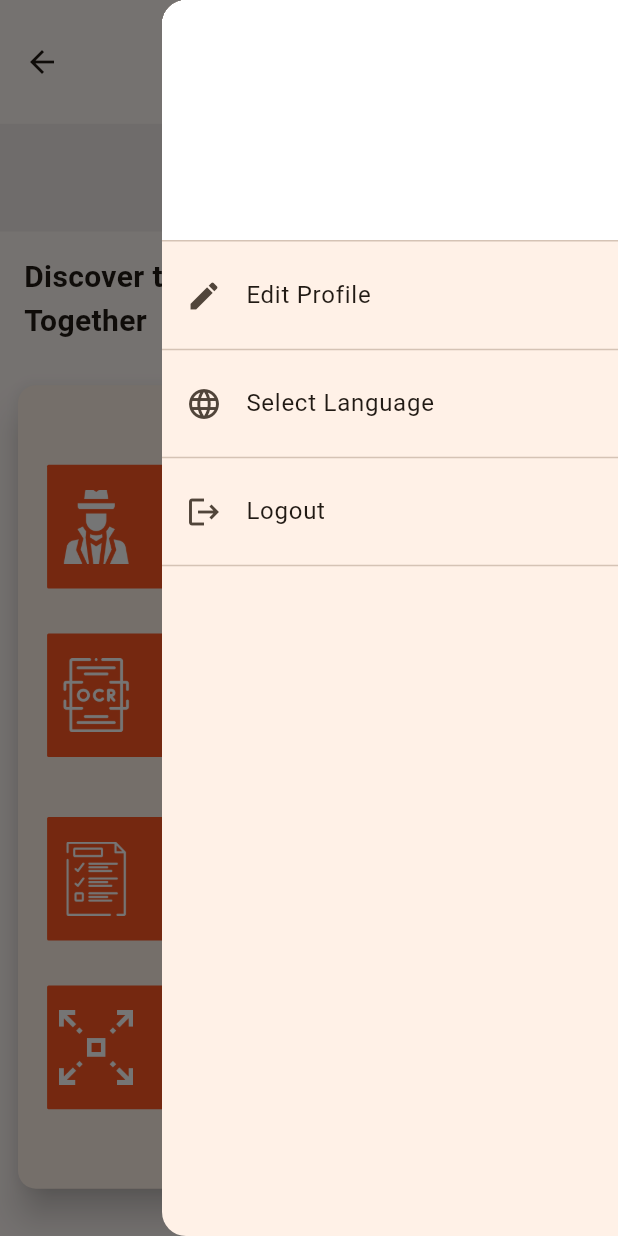
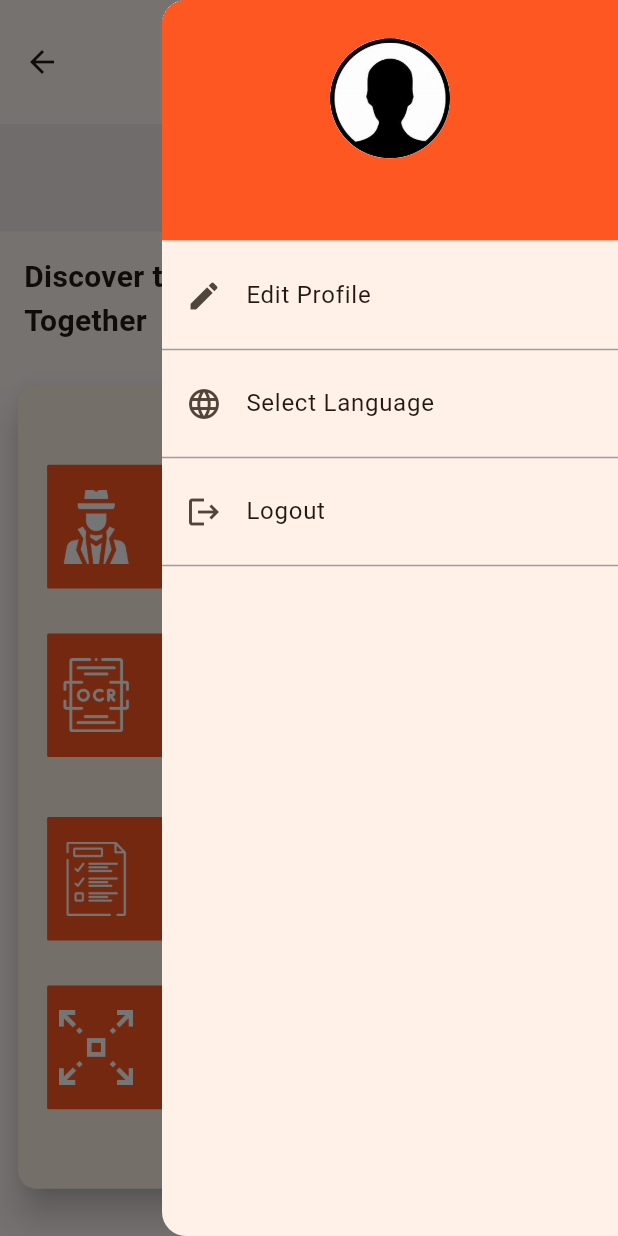
Before and after one commit to Hashir-Nadeem/blindcompanion, a Flutter app: the MyBlindScreen screen opened directly, with the side drawer open, on a phone screen of 412 x 824 dp. Run offline on Flutter 3.47's test engine with Material 2 defaults, Android fonts, the phone set to English and light mode, and no system bars; our stand-ins replace camera, countup, firebase_auth, firebase_core, flutter_tts, fluttertoast and 7 more; missing offline and left inert: google_mlkit_text_recognition, translator; accounts and stored records are empty.

```diff
--- a/lib/screens/blind_main_screen.dart
+++ b/lib/screens/blind_main_screen.dart
@@ -51,6 +51,10 @@ class _MyBlindScreenState extends State<MyBlindScreen> {
         child: Column(
           children: [
             ListTile(
+              title: Text(
+                _user!.displayName.toString().toUpperCase(),
+                style: TextStyle(fontWeight: FontWeight.w600, fontSize: 18),
+              ),
               titleTextStyle: const TextStyle(color: Colors.deepOrange),
               subtitle: Text(
                 _user!.email.toString(),
@@ -191,41 +195,68 @@ class _MyBlindScreenState extends State<MyBlindScreen> {
           padding: EdgeInsets.zero,
           children: <Widget>[
             DrawerHeader(
-              decoration: const BoxDecoration(
-                color: Colors.white,
+              decoration: BoxDecoration(
+                color: Colors.deepOrange, // Customize the background color
               ),
               child: Column(
+                mainAxisAlignment: MainAxisAlignment.center,
                 children: [
+                  CircleAvatar(
+                    radius: 40,
+                    backgroundImage: AssetImage(
+                      'images/profile.jpg', // Replace with your image URL
+                    ),
+                  ),
+                  SizedBox(height: 10),
                   Text(
-                    _user!.email.toString(),
-                    style: const TextStyle(
-                      color: Colors.black,
+                    _user!.displayName
+                        .toString()
+                        .toUpperCase(), // Replace with user's name
+                    style: TextStyle(
+                      color: Colors.white,
                       fontSize: 18,
+                      fontWeight: FontWeight.bold,
                     ),
                   ),
                 ],
               ),
             ),
             ListTile(
-              leading: const Icon(Icons.edit),
-              title: Text('Edit Profile'.tr),
+              leading: Icon(Icons.edit),
+              title: Text(
+                'Edit Profile'.tr,
+                style: TextStyle(
+                  fontSize: 16,
+                ),
+              ),
               onTap: () {
                 // Handle item 1 press
                 AppNavigation.push(context, MyEditProfile());
               },
             ),
-            const Divider(),
-            LanguageDropdown(),
-            const Divider(),
+            Divider(
+              color: Colors.grey, // Customize the divider color
+            ),
+            LanguageDropdown(), // Assuming LanguageDropdown is a custom widget
+            Divider(
+              color: Colors.grey,
+            ),
             ListTile(
-              leading: const Icon(Icons.logout),
-              title: Text('Logout'.tr),
+              leading: Icon(Icons.logout),
+              title: Text(
+                'Logout'.tr,
+                style: TextStyle(
+                  fontSize: 16,
+                ),
+              ),
               onTap: () {
-                // Handle item 2 press
+                // Handle Logout tap
                 AppNavigation.push(context, MySigninScreen());
               },
             ),
-            const Divider(),
+            Divider(
+              color: Colors.grey,
+            ),
           ],
         ),
       ),
--- a/lib/screens/signup.dart
+++ b/lib/screens/signup.dart
@@ -6,6 +6,7 @@ import 'package:flutter/material.dart';
 import 'package:get/get.dart';
 import 'package:firebase_auth/firebase_auth.dart';
 import 'package:fluttertoast/fluttertoast.dart';
+import 'package:google_sign_in/google_sign_in.dart';
 
 import '../Assets/Navigation.dart';
 
@@ -21,6 +22,7 @@ class _MySignupScreenState extends State<MySignupScreen> {
   final TextEditingController passwordController = TextEditingController();
   final TextEditingController nameController = TextEditingController();
   final GlobalKey<FormState> formKey = GlobalKey<FormState>();
+  final GoogleSignIn _googleSignIn = GoogleSignIn();
   final FirebaseAuth _auth = FirebaseAuth.instance;
 
   @override
--- a/lib/screens/welcome.dart
+++ b/lib/screens/welcome.dart
@@ -21,7 +21,8 @@ class MyWelcomeScreen extends StatelessWidget {
             child: SingleChildScrollView(
               child: Column(
                 children: [
-                  SizedBox(height:screenHeight * 0.23,
+                  SizedBox(
+                    height: screenHeight * 0.23,
                     child: RichText(
                       textAlign: TextAlign.center,
                       text: TextSpan(
@@ -66,7 +67,6 @@ class MyWelcomeScreen extends StatelessWidget {
                   ),
                   SizedBox(
                     height: screenHeight * 0.03,
-
                   ),
                   MyTextButton(
                     ontap: () {
@@ -82,7 +82,7 @@ class MyWelcomeScreen extends StatelessWidget {
                     text: 'Sign Up'.tr,
                     color: Colors.orangeAccent,
                     ontap: () {
-                      AppNavigation.push(context, const MyEmailScreen());
+                      AppNavigation.push(context, MyEmailScreen());
                     },
                   )
                 ],
--- a/pubspec.yaml
+++ b/pubspec.yaml
@@ -50,6 +50,7 @@ dependencies:
   firebase_auth: ^4.6.3
   fluttertoast: ^8.2.2
   modal_progress_hud_nsn: ^0.4.0
+  google_sign_in: ^6.1.4
 
 dev_dependencies:
   flutter_test:
```
Also changed, not shown: lib/screens/email.dart (+62 -16 lines), lib/screens/signIn.dart (+29 -2 lines), lib/screens/volunteer_main_screen.dart (+63 -31 lines), images/profile.jpg (added), pubspec.lock, 1 other file.
